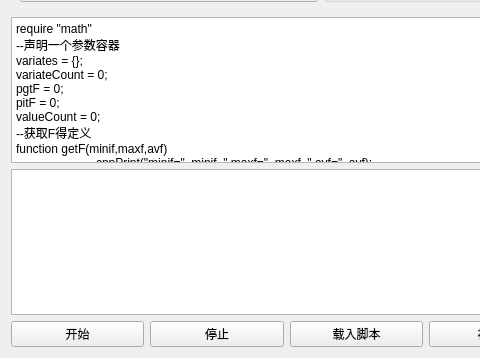
Qt form src/SmartContorl/SmartContorlUI.ui (BeQuiet1228/FreeCAD) before a commit; both pictures show x 0 to 480 and y 429 to 787 of the 991 by 787 pixel window.
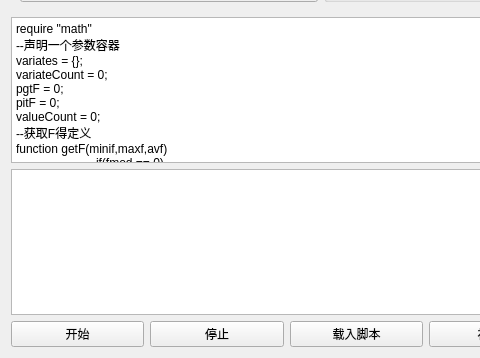
The same form after that commit. Custom widgets are drawn as their Qt base class.

Patch:
```diff
--- a/src/SmartContorl/SmartContorlUI.ui
+++ b/src/SmartContorl/SmartContorlUI.ui
@@ -508,7 +508,6 @@
 valueCount = 0;
 --获取F得定义
 function getF(minif,maxf,avf)
-	cppPrint(&quot;minif=&quot;..minif..&quot;,maxf=&quot;..maxf..&quot;,avf=&quot;..avf);
 	if(fmod == 0)
 	then
 		return maxf;
```
